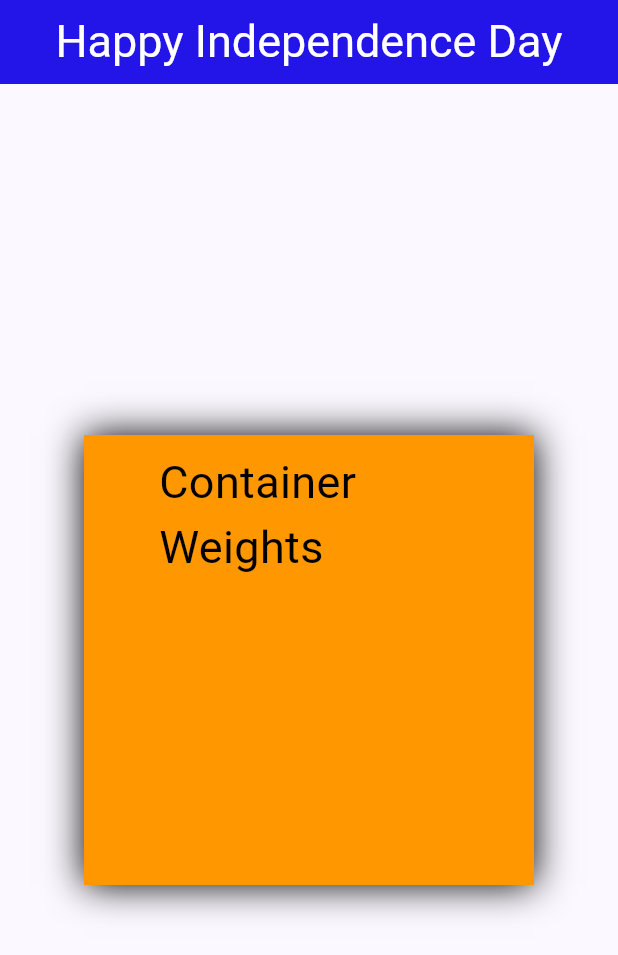
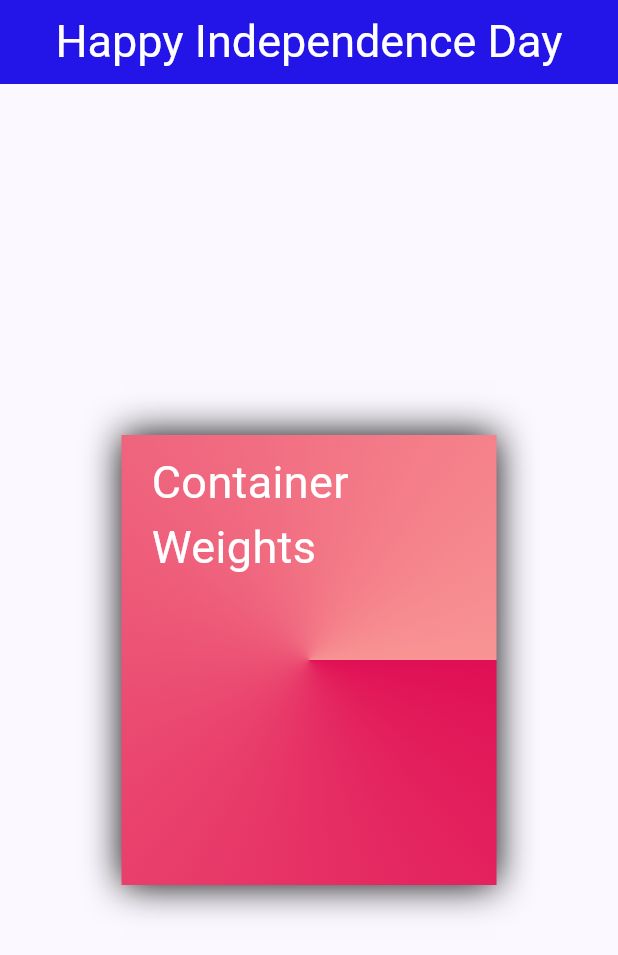
Before and after one commit to Roshan-Barkane/77th_indepandent_day, a Flutter app: the screen it shows after launch, on a phone screen of 412 x 824 dp. Shown: the top 955 px of the screen. Run offline on Flutter 3.47's test engine with Material 2 defaults, Android fonts, the phone set to English and light mode, and no system bars.

Commit message:
gradient used

```diff
--- a/lib/second.dart
+++ b/lib/second.dart
@@ -22,14 +22,22 @@ class _secondState extends State<second> {
       ),
       body: Center(
         child: Container(
-          width: 300,
+          width: 250,
           height: 300,
-          padding: const EdgeInsets.symmetric(vertical: 10, horizontal: 50),
+          padding: const EdgeInsets.symmetric(vertical: 10, horizontal: 20),
           decoration: const BoxDecoration(
-              color: Colors.orange, boxShadow: [BoxShadow(blurRadius: 20.0)]),
+              color: Colors.orange,
+              boxShadow: [BoxShadow(blurRadius: 20.0)],
+              gradient: SweepGradient(
+                colors: [
+                  Color.fromARGB(255, 224, 15, 85),
+                  Color.fromARGB(255, 248, 148, 148)
+                ],
+              )),
           child: const Text(
             'Container Weights',
-            style: TextStyle(fontSize: 30, color: Colors.black),
+            style: TextStyle(
+                fontSize: 30, color: Color.fromARGB(255, 255, 255, 255)),
           ),
         ),
       ),
```
